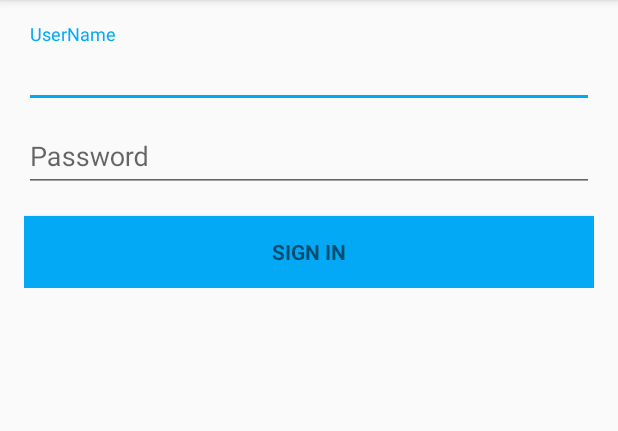
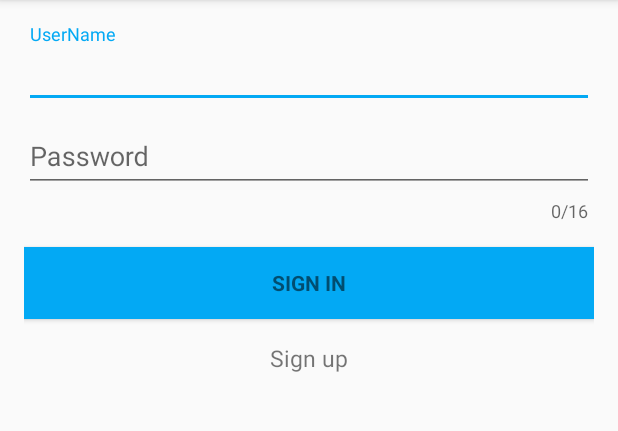
Before and after one commit to PPFei5Zhou/QinZiTravel, an Android app: the screen it shows after launch (LoginActivity), on a phone screen of 412 x 824 dp, the part 84-515 px from its top. Run offline under Robolectric (Android 15) with nearby library versions, the phone set to English and light mode, and no system bars; libraries missing offline, so code that uses them is left out: org.litepal, org.litepal.crud; 3 statements that could not run were skipped.

Commit message:
add register activity

```diff
--- a/app/build.gradle
+++ b/app/build.gradle
@@ -2,6 +2,7 @@ apply plugin: 'com.android.application'
 
 android {
     compileSdkVersion 27
+    buildToolsVersion '27.0.3'
     defaultConfig {
         applicationId "com.qinzitravel"
         minSdkVersion 21
@@ -16,7 +17,6 @@ android {
             proguardFiles getDefaultProguardFile('proguard-android.txt'), 'proguard-rules.pro'
         }
     }
-    buildToolsVersion '27.0.3'
 }
 
 dependencies {
--- a/app/src/main/assets/litepal.xml
+++ b/app/src/main/assets/litepal.xml
@@ -2,7 +2,7 @@
 <litepal>
     <dbname value="qinzitravel" />
 
-    <version value="5" />
+    <version value="3" />
 
     <list>
         <mapping class="com.Entity.User" />
--- a/app/src/main/java/com/fragment_user/LoginActivity.java
+++ b/app/src/main/java/com/fragment_user/LoginActivity.java
@@ -37,7 +37,6 @@ import android.widget.EditText;
 import android.widget.TextView;
 
 import java.util.ArrayList;
-import java.util.Iterator;
 import java.util.List;
 
 import com.Entity.User;
@@ -68,9 +67,12 @@ public class LoginActivity extends BaseActivity implements LoaderCallbacks<Curso
      */
     private UserLoginTask mAuthTask = null;
 
+    private Intent intent;
+
     // UI references.
     private AutoCompleteTextView mEmailView;
     private EditText mPasswordView;
+    private TextView mSignUpView;
     private View mProgressView;
     private View mLoginFormView;
 
@@ -125,6 +127,16 @@ public class LoginActivity extends BaseActivity implements LoaderCallbacks<Curso
 
         mLoginFormView = findViewById(R.id.login_form);
         mProgressView = findViewById(R.id.login_progress);
+
+        mSignUpView = findViewById(R.id.email_sign_up_text);
+        mSignUpView.setOnClickListener(new OnClickListener() {
+            @Override
+            public void onClick(View v) {
+                intent = new Intent(LoginActivity.this, SignUpActivity.class);
+                overridePendingTransition(0, 0);
+                startActivity(intent);
+            }
+        });
     }
 
     private void populateAutoComplete() {
@@ -232,7 +244,7 @@ public class LoginActivity extends BaseActivity implements LoaderCallbacks<Curso
     private boolean isUsrNameValid(String usrName) {
         // match email address and phone number
         String regex = "^1([358][0-9]|4[579]|66|7[0135678]|9[89])[0-9]{8}$";
-        return usrName.matches(regex);
+        return usrName.matches(regex) || usrName.contains("@");
     }
 
     private boolean isPasswordValid(String password) {
@@ -357,18 +369,17 @@ public class LoginActivity extends BaseActivity implements LoaderCallbacks<Curso
                 return false;
             }
 
-            List<User> users = DataSupport.select("phone", "password")
-                    .where("phone = ?", mEmail)
+            List<User> phone = DataSupport.select("phone", "password")
+                    .where("phone = ? ", mEmail)
+                    .find(User.class);
+            List<User> email = DataSupport.select("email", "password")
+                    .where("email = ?", mEmail)
                     .find(User.class);
 
-//            Log.d(TAG, "===================> " + users.toString());
-//            Log.d(TAG, "===================> " + users.get(0).getPhone());
-//            Log.d(TAG, "===================> " + users.get(0).getPassword());
-
             try {
-                if (users.get(0).getPhone().equals(mEmail)) {
+                if (phone.get(0).getPhone().equals(mEmail)) {
 //                    Log.d(TAG, "===================>mEmail is True");
-                    if (users.get(0).getPassword().equals(mPassword)) {
+                    if (phone.get(0).getPassword().equals(mPassword)) {
                         SharedPreferences.Editor editor = getSharedPreferences("loginStatus", MODE_PRIVATE).edit();
                         editor.putInt("loginStatus", 1);
                         editor.apply();
@@ -393,7 +404,10 @@ public class LoginActivity extends BaseActivity implements LoaderCallbacks<Curso
             showProgress(false);
 
             if (success) {
-                Intent intent = new Intent(LoginActivity.this, MainActivity.class);
+                SharedPreferences.Editor editor = getSharedPreferences("loginStatus", MODE_PRIVATE).edit();
+                editor.putInt("loginStatus", 1);
+                editor.apply();
+                intent = new Intent(LoginActivity.this, MainActivity.class);
                 startActivity(intent);
                 overridePendingTransition(0, 0);
                 finish();
@@ -420,22 +434,24 @@ public class LoginActivity extends BaseActivity implements LoaderCallbacks<Curso
     }
 
     private void InitUserData() {
-            User user = new User();
-            user.setuserid(0);
-            user.setUsername("admin1");
-            user.setPassword("admin1");
-            user.setPhone("15677777777");
-            user.setUseraddress("GuiLin China");
-            user.setUsertype(0);
-            user.save();
-            User user1 = new User();
-            user1.setuserid(1);
-            user1.setUsername("test");
-            user1.setPassword("test11");
-            user1.setPhone("18677777777");
-            user1.setUseraddress("GuiLin China");
-            user1.setUsertype(1);
-            user1.save();
+//        User user = new User();
+//        user.setId(0);
+//        user.setUsername("admin1");
+//        user.setPassword("admin1");
+//        user.setPhone("15677777777");
+//        user.setEmail("hello@world.com");
+//        user.setUseraddress("GuiLin China");
+//        user.setUsertype(0);
+//        user.save();
+//        User user1 = new User();
+//        user1.setId(1);
+//        user1.setUsername("test");
+//        user1.setPassword("test11");
+//        user1.setPhone("18677777777");
+//        user1.setEmail("world@hello.com");
+//        user1.setUseraddress("GuiLin China");
+//        user1.setUsertype(1);
+//        user1.save();
     }
 
     @Override
--- a/app/src/main/res/layout/activity_login.xml
+++ b/app/src/main/res/layout/activity_login.xml
@@ -1,5 +1,6 @@
 <LinearLayout xmlns:android="http://schemas.android.com/apk/res/android"
     xmlns:tools="http://schemas.android.com/tools"
+    xmlns:app="http://schemas.android.com/apk/res-auto"
     android:id="@+id/login"
     android:layout_width="match_parent"
     android:layout_height="match_parent"
@@ -47,8 +48,11 @@
             </android.support.design.widget.TextInputLayout>
 
             <android.support.design.widget.TextInputLayout
+                android:id="@+id/passwordForm"
                 android:layout_width="match_parent"
-                android:layout_height="wrap_content">
+                android:layout_height="wrap_content"
+                app:counterEnabled="true"
+                app:counterMaxLength="16">
 
                 <EditText
                     android:id="@+id/password"
@@ -74,6 +78,15 @@
                 android:text="@string/action_sign_in"
                 android:textStyle="bold" />
 
+            <TextView
+                android:id="@+id/email_sign_up_text"
+                android:layout_width="wrap_content"
+                android:layout_height="wrap_content"
+                android:layout_marginTop="15dp"
+                android:layout_gravity="center_horizontal"
+                android:textSize="15sp"
+                android:text="@string/action_sign_up"/>
+
         </LinearLayout>
     </ScrollView>
 </LinearLayout>
--- a/app/src/main/res/values/strings.xml
+++ b/app/src/main/res/values/strings.xml
@@ -7,25 +7,38 @@
     <string name="navigationUser">User</string>
 
     <!-- Strings related to login -->
-    <string name="prompt_email" translatable="false">UserName</string>
-    <string name="prompt_password" translatable="false">Password</string>
-    <string name="action_sign_in" translatable="false">Sign in</string>
-    <string name="action_sign_in_short" translatable="false">Sign in</string>
-    <string name="error_invalid_email" translatable="false">This UserName is not 11 numbers or no a phone number or email</string>
-    <string name="error_incorrect_email" translatable="false">This password is not exist</string>
-    <string name="error_invalid_password" translatable="false">This password is too short or not contain letters and numbers</string>
-    <string name="error_incorrect_password" translatable="false">This password is incorrect</string>
-    <string name="error_email_required" translatable="false">This email is required</string>
-    <string name="error_password_required" translatable="false">This password is required</string>
-    <string name="permission_rationale" translatable="false">"Contacts permissions are needed for providing email
+    <string name="prompt_email">UserName</string>
+    <string name="prompt_password">Password</string>
+    <string name="action_sign_in">Sign in</string>
+
+    <string name="action_sign_in_short">Sign in</string>
+    <string name="error_invalid_email">This is less than 11 digital or not a email address</string>
+    <string name="error_incorrect_email">This phone or email is not exist</string>
+    <string name="error_invalid_password">This password is too short or not contain letters and numbers</string>
+    <string name="error_incorrect_password">This password is incorrect</string>
+    <string name="error_email_required">This email is required</string>
+    <string name="error_password_required">This password is required</string>
+    <string name="permission_rationale">"Contacts permissions are needed for providing email
         completions."
     </string>
-    <string name="login_out" translatable="false">Login out</string>
+    <string name="login_out">Login out</string>
 
     <!-- TODO: Remove or change this placeholder text -->
-    <string name="hello_blank_fragment">Hello blank fragment</string>
     <string name="user_info">User Info</string>
     <string name="user_order">Order</string>
     <string name="user_setting">Setting</string>
     <string name="user_exit">Exit</string>
+
+    <!-- Strings related to register -->
+    <string name="action_sign_up">Sign up</string>
+    <string name="register_username">Username</string>
+    <string name="register_phone">Phone</string>
+    <string name="register_email">Email</string>
+    <string name="register_password">Password</string>
+    <string name="register_address">Address</string>
+    <string name="register_type">User Type</string>
+    <string name="error_address_required">address is required</string>
+    <string name="error_phone_required">phone is required</string>
+    <string name="error_invalid_phone">phone number less that 11</string>
+    <string name="error_username_required">username is required</string>
 </resources>
```
Also changed, not shown: app/src/main/AndroidManifest.xml (+4 -6 lines), app/src/main/java/com/Entity/Hotel.java (+5 -5 lines), app/src/main/java/com/Entity/Repast.java (+5 -5 lines), app/src/main/java/com/Entity/Sight.java (+5 -5 lines), app/src/main/java/com/Entity/User.java (+16 -6 lines), app/src/main/java/com/fragment_user/SignUpActivity.java (added, +287 -0 lines), app/src/main/res/layout/activity_sign_up.xml (added, +124 -0 lines), 1 other file.
